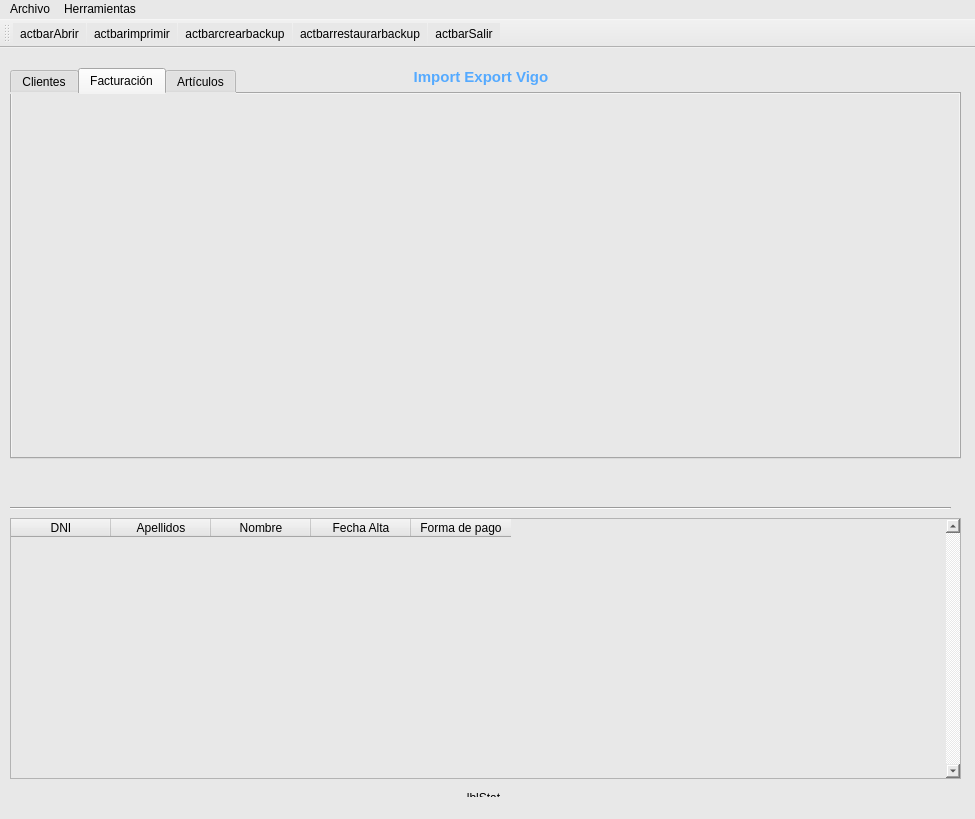
Above: window.ui from RadicalKill/fernandezserra before the change. Below: the same form after it.
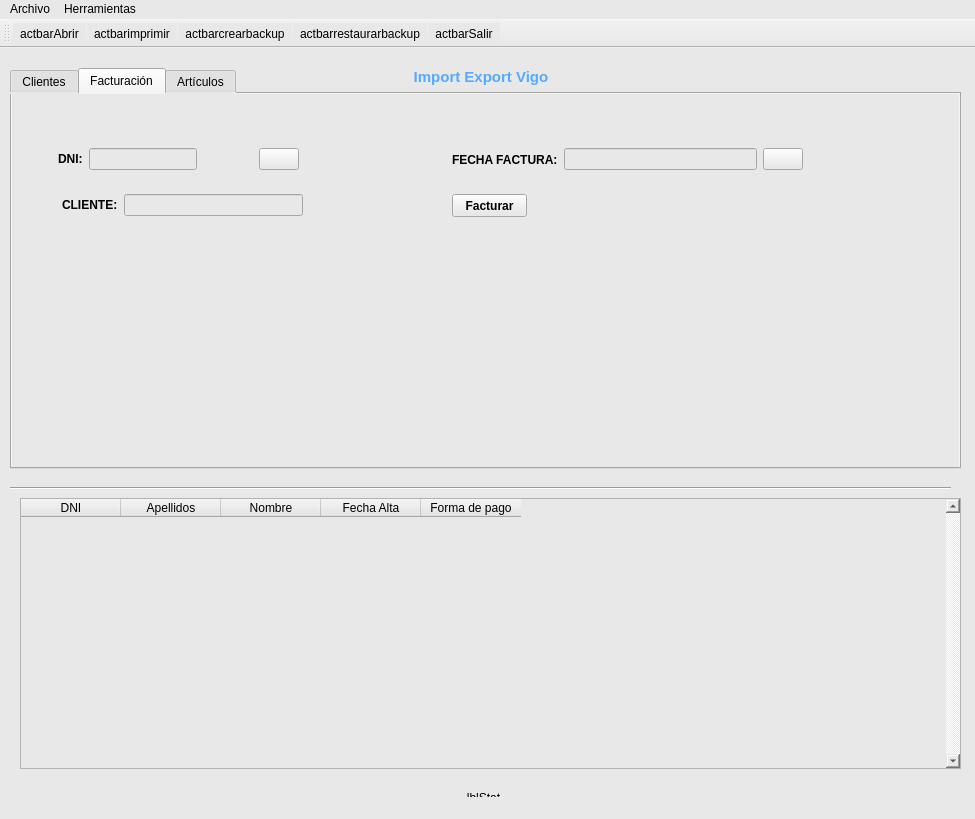
That is the form after the change. The open tabs and pages were chosen to show the change. Icons and pictures are not drawn.

```diff
--- a/window.ui
+++ b/window.ui
@@ -52,7 +52,7 @@
     <property name="geometry">
      <rect>
       <x>10</x>
-      <y>450</y>
+      <y>430</y>
       <width>941</width>
       <height>20</height>
      </rect>
@@ -61,64 +61,13 @@
      <enum>Qt::Horizontal</enum>
     </property>
    </widget>
-   <widget class="QTableWidget" name="tabClientes">
-    <property name="geometry">
-     <rect>
-      <x>10</x>
-      <y>470</y>
-      <width>951</width>
-      <height>261</height>
-     </rect>
-    </property>
-    <property name="styleSheet">
-     <string notr="true"/>
-    </property>
-    <property name="verticalScrollBarPolicy">
-     <enum>Qt::ScrollBarAlwaysOn</enum>
-    </property>
-    <property name="alternatingRowColors">
-     <bool>true</bool>
-    </property>
-    <column>
-     <property name="text">
-      <string>DNI</string>
-     </property>
-    </column>
-    <column>
-     <property name="text">
-      <string>Apellidos</string>
-     </property>
-     <property name="background">
-      <color alpha="0">
-       <red>0</red>
-       <green>0</green>
-       <blue>0</blue>
-      </color>
-     </property>
-    </column>
-    <column>
-     <property name="text">
-      <string>Nombre</string>
-     </property>
-    </column>
-    <column>
-     <property name="text">
-      <string>Fecha Alta</string>
-     </property>
-    </column>
-    <column>
-     <property name="text">
-      <string>Forma de pago</string>
-     </property>
-    </column>
-   </widget>
    <widget class="QTabWidget" name="tabPrograma">
     <property name="geometry">
      <rect>
       <x>10</x>
       <y>20</y>
       <width>951</width>
-      <height>391</height>
+      <height>401</height>
      </rect>
     </property>
     <property name="styleSheet">
@@ -792,6 +741,159 @@
      <attribute name="title">
       <string>Facturación</string>
      </attribute>
+     <widget class="QPushButton" name="btnFact">
+      <property name="geometry">
+       <rect>
+        <x>440</x>
+        <y>100</y>
+        <width>75</width>
+        <height>23</height>
+       </rect>
+      </property>
+      <property name="font">
+       <font>
+        <weight>75</weight>
+        <bold>true</bold>
+       </font>
+      </property>
+      <property name="text">
+       <string>Facturar</string>
+      </property>
+     </widget>
+     <widget class="QWidget" name="">
+      <property name="geometry">
+       <rect>
+        <x>46</x>
+        <y>50</y>
+        <width>241</width>
+        <height>30</height>
+       </rect>
+      </property>
+      <layout class="QHBoxLayout" name="horizontalLayout_13">
+       <item>
+        <widget class="QLabel" name="label">
+         <property name="font">
+          <font>
+           <weight>75</weight>
+           <bold>true</bold>
+          </font>
+         </property>
+         <property name="text">
+          <string>DNI:</string>
+         </property>
+        </widget>
+       </item>
+       <item>
+        <widget class="QLineEdit" name="txtDNIFact"/>
+       </item>
+       <item>
+        <spacer name="horizontalSpacer_13">
+         <property name="orientation">
+          <enum>Qt::Horizontal</enum>
+         </property>
+         <property name="sizeHint" stdset="0">
+          <size>
+           <width>40</width>
+           <height>20</height>
+          </size>
+         </property>
+        </spacer>
+       </item>
+       <item>
+        <widget class="QPushButton" name="btnBuscaClifac">
+         <property name="text">
+          <string/>
+         </property>
+         <property name="icon">
+          <iconset>
+           <normaloff>img/lupa.png</normaloff>img/lupa.png</iconset>
+         </property>
+         <property name="iconSize">
+          <size>
+           <width>20</width>
+           <height>20</height>
+          </size>
+         </property>
+        </widget>
+       </item>
+      </layout>
+     </widget>
+     <widget class="QWidget" name="">
+      <property name="geometry">
+       <rect>
+        <x>50</x>
+        <y>100</y>
+        <width>241</width>
+        <height>22</height>
+       </rect>
+      </property>
+      <layout class="QHBoxLayout" name="horizontalLayout_14">
+       <item>
+        <widget class="QLabel" name="label_2">
+         <property name="font">
+          <font>
+           <weight>75</weight>
+           <bold>true</bold>
+          </font>
+         </property>
+         <property name="text">
+          <string>CLIENTE:</string>
+         </property>
+        </widget>
+       </item>
+       <item>
+        <widget class="QLineEdit" name="txtCliFac"/>
+       </item>
+      </layout>
+     </widget>
+     <widget class="QWidget" name="">
+      <property name="geometry">
+       <rect>
+        <x>440</x>
+        <y>50</y>
+        <width>351</width>
+        <height>31</height>
+       </rect>
+      </property>
+      <layout class="QHBoxLayout" name="horizontalLayout_15">
+       <item>
+        <widget class="QLabel" name="label_3">
+         <property name="font">
+          <font>
+           <weight>75</weight>
+           <bold>true</bold>
+          </font>
+         </property>
+         <property name="text">
+          <string>FECHA FACTURA:</string>
+         </property>
+        </widget>
+       </item>
+       <item>
+        <widget class="QLineEdit" name="txtFechaFac"/>
+       </item>
+       <item>
+        <widget class="QPushButton" name="btnFechaFac">
+         <property name="autoFillBackground">
+          <bool>false</bool>
+         </property>
+         <property name="text">
+          <string/>
+         </property>
+         <property name="icon">
+          <iconset>
+           <normaloff>img/calend.png</normaloff>img/calend.png</iconset>
+         </property>
+         <property name="iconSize">
+          <size>
+           <width>20</width>
+           <height>20</height>
+          </size>
+         </property>
+        </widget>
+       </item>
+      </layout>
+     </widget>
     </widget>
     <widget class="QWidget" name="tab_3">
      <attribute name="title">
@@ -1084,6 +1186,60 @@
      <set>Qt::AlignCenter</set>
     </property>
    </widget>
+   <widget class="QTableWidget" name="tabClientes">
+    <property name="geometry">
+     <rect>
+      <x>20</x>
+      <y>450</y>
+      <width>941</width>
+      <height>271</height>
+     </rect>
+    </property>
+    <property name="styleSheet">
+     <string notr="true"/>
+    </property>
+    <property name="verticalScrollBarPolicy">
+     <enum>Qt::ScrollBarAlwaysOn</enum>
+    </property>
+    <property name="alternatingRowColors">
+     <bool>true</bool>
+    </property>
+    <property name="showGrid">
+     <bool>true</bool>
+    </property>
+    <column>
+     <property name="text">
+      <string>DNI</string>
+     </property>
+    </column>
+    <column>
+     <property name="text">
+      <string>Apellidos</string>
+     </property>
+     <property name="background">
+      <color alpha="0">
+       <red>0</red>
+       <green>0</green>
+       <blue>0</blue>
+      </color>
+     </property>
+    </column>
+    <column>
+     <property name="text">
+      <string>Nombre</string>
+     </property>
+    </column>
+    <column>
+     <property name="text">
+      <string>Fecha Alta</string>
+     </property>
+    </column>
+    <column>
+     <property name="text">
+      <string>Forma de pago</string>
+     </property>
+    </column>
+   </widget>
   </widget>
   <widget class="QMenuBar" name="menubar">
    <property name="geometry">
```
Left out of the diff: 22 changed lines with no effect on the pictures.
